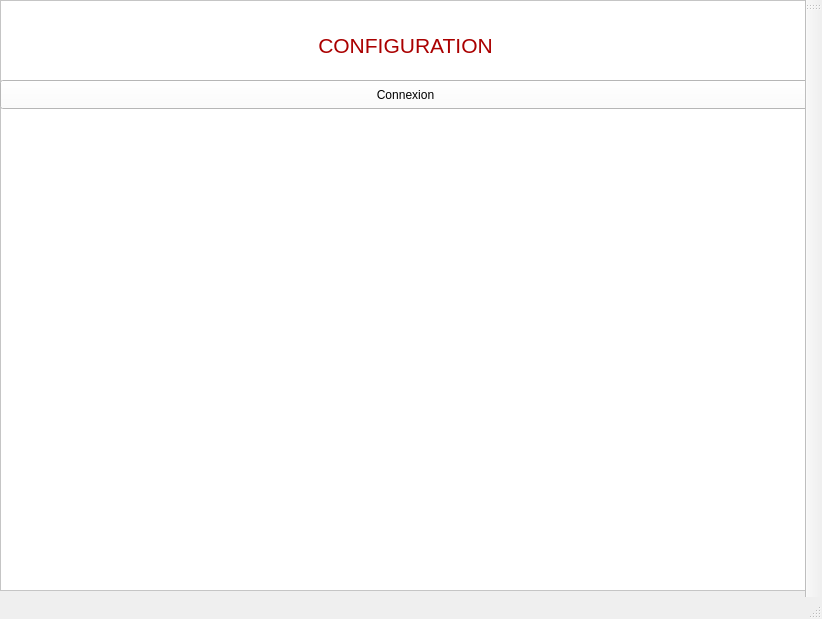
Old version of the form Application/Fenetres/MainWindow/mainwindow.ui in the repository NyleGregoryCOVARIANS/Stage_CNRS.
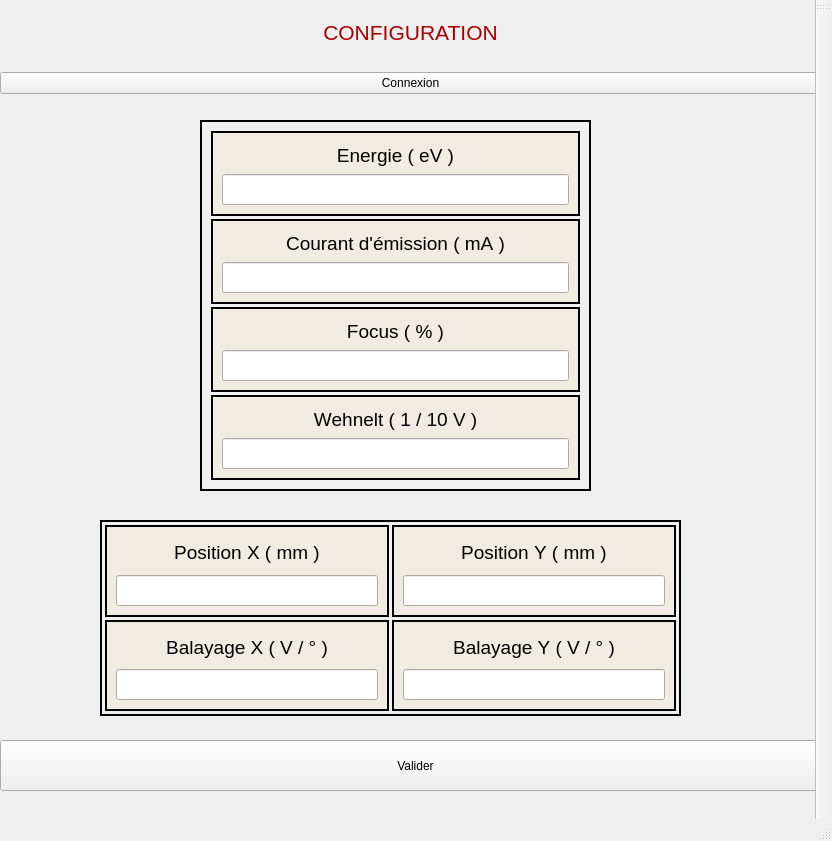
New version of the form.

What changed in the file:
```diff
--- a/Application/Fenetres/MainWindow/mainwindow.ui
+++ b/Application/Fenetres/MainWindow/mainwindow.ui
@@ -6,62 +6,1099 @@
    <rect>
     <x>0</x>
     <y>0</y>
-    <width>822</width>
-    <height>619</height>
+    <width>832</width>
+    <height>841</height>
    </rect>
   </property>
   <property name="windowTitle">
    <string>MainWindow</string>
   </property>
   <widget class="QWidget" name="centralwidget">
-   <widget class="QFrame" name="frame">
+   <widget class="QFrame" name="frame2">
+    <property name="geometry">
+     <rect>
+      <x>100</x>
+      <y>520</y>
+      <width>581</width>
+      <height>196</height>
+     </rect>
+    </property>
+    <property name="minimumSize">
+     <size>
+      <width>16</width>
+      <height>196</height>
+     </size>
+    </property>
+    <property name="palette">
+     <palette>
+      <active/>
+      <inactive/>
+      <disabled/>
+     </palette>
+    </property>
+    <property name="autoFillBackground">
+     <bool>false</bool>
+    </property>
+    <property name="frameShape">
+     <enum>QFrame::Shape::WinPanel</enum>
+    </property>
+    <property name="frameShadow">
+     <enum>QFrame::Shadow::Plain</enum>
+    </property>
+    <property name="lineWidth">
+     <number>1</number>
+    </property>
+    <property name="midLineWidth">
+     <number>0</number>
+    </property>
+    <layout class="QGridLayout">
+     <property name="margin" stdset="0">
+      <number>3</number>
+     </property>
+     <property name="spacing">
+      <number>3</number>
+     </property>
+     <item row="1" column="1">
+      <widget class="QFrame" name="frameBalayageY">
+       <property name="palette">
+        <palette>
+         <active>
+          <colorrole role="Base">
+           <brush brushstyle="SolidPattern">
+            <color alpha="255">
+             <red>255</red>
+             <green>255</green>
+             <blue>255</blue>
+            </color>
+           </brush>
+          </colorrole>
+          <colorrole role="Window">
+           <brush brushstyle="SolidPattern">
+            <color alpha="255">
+             <red>240</red>
+             <green>236</green>
+             <blue>227</blue>
+            </color>
+           </brush>
+          </colorrole>
+         </active>
+         <inactive>
+          <colorrole role="Base">
+           <brush brushstyle="SolidPattern">
+            <color alpha="255">
+             <red>255</red>
+             <green>255</green>
+             <blue>255</blue>
+            </color>
+           </brush>
+          </colorrole>
+          <colorrole role="Window">
+           <brush brushstyle="SolidPattern">
+            <color alpha="255">
+             <red>240</red>
+             <green>236</green>
+             <blue>227</blue>
+            </color>
+           </brush>
+          </colorrole>
+         </inactive>
+         <disabled>
+          <colorrole role="Base">
+           <brush brushstyle="SolidPattern">
+            <color alpha="255">
+             <red>240</red>
+             <green>236</green>
+             <blue>227</blue>
+            </color>
+           </brush>
+          </colorrole>
+          <colorrole role="Window">
+           <brush brushstyle="SolidPattern">
+            <color alpha="255">
+             <red>240</red>
+             <green>236</green>
+             <blue>227</blue>
+            </color>
+           </brush>
+          </colorrole>
+         </disabled>
+        </palette>
+       </property>
+       <property name="autoFillBackground">
+        <bool>true</bool>
+       </property>
+       <property name="frameShape">
+        <enum>QFrame::Shape::WinPanel</enum>
+       </property>
+       <property name="frameShadow">
+        <enum>QFrame::Shadow::Plain</enum>
+       </property>
+       <property name="lineWidth">
+        <number>1</number>
+       </property>
+       <layout class="QGridLayout" name="_2">
+        <property name="margin" stdset="0">
+         <number>9</number>
+        </property>
+        <property name="spacing">
+         <number>6</number>
+        </property>
+        <item row="0" column="0">
+         <widget class="QLabel" name="label_9">
+          <property name="font">
+           <font>
+            <pointsize>14</pointsize>
+            <bold>false</bold>
+            <strikeout>false</strikeout>
+            <kerning>false</kerning>
+           </font>
+          </property>
+          <property name="text">
+           <string>Balayage Y ( V / ° )</string>
+          </property>
+          <property name="alignment">
+           <set>Qt::AlignmentFlag::AlignCenter</set>
+          </property>
+         </widget>
+        </item>
+        <item row="1" column="0">
+         <widget class="QLineEdit" name="lineEdit_1_4">
+          <property name="font">
+           <font>
+            <pointsize>14</pointsize>
+            <bold>true</bold>
+            <strikeout>false</strikeout>
+            <kerning>false</kerning>
+           </font>
+          </property>
+         </widget>
+        </item>
+       </layout>
+      </widget>
+     </item>
+     <item row="0" column="1">
+      <widget class="QFrame" name="framePositionY">
+       <property name="palette">
+        <palette>
+         <active>
+          <colorrole role="Base">
+           <brush brushstyle="SolidPattern">
+            <color alpha="255">
+             <red>255</red>
+             <green>255</green>
+             <blue>255</blue>
+            </color>
+           </brush>
+          </colorrole>
+          <colorrole role="Window">
+           <brush brushstyle="SolidPattern">
+            <color alpha="255">
+             <red>240</red>
+             <green>236</green>
+             <blue>227</blue>
+            </color>
+           </brush>
+          </colorrole>
+         </active>
+         <inactive>
+          <colorrole role="Base">
+           <brush brushstyle="SolidPattern">
+            <color alpha="255">
+             <red>255</red>
+             <green>255</green>
+             <blue>255</blue>
+            </color>
+           </brush>
+          </colorrole>
+          <colorrole role="Window">
+           <brush brushstyle="SolidPattern">
+            <color alpha="255">
+             <red>240</red>
+             <green>236</green>
+             <blue>227</blue>
+            </color>
+           </brush>
+          </colorrole>
+         </inactive>
+         <disabled>
+          <colorrole role="Base">
+           <brush brushstyle="SolidPattern">
+            <color alpha="255">
+             <red>240</red>
+             <green>236</green>
+             <blue>227</blue>
+            </color>
+           </brush>
+          </colorrole>
+          <colorrole role="Window">
+           <brush brushstyle="SolidPattern">
+            <color alpha="255">
+             <red>240</red>
+             <green>236</green>
+             <blue>227</blue>
+            </color>
+           </brush>
+          </colorrole>
+         </disabled>
+        </palette>
+       </property>
+       <property name="autoFillBackground">
+        <bool>true</bool>
+       </property>
+       <property name="frameShape">
+        <enum>QFrame::Shape::WinPanel</enum>
+       </property>
+       <property name="frameShadow">
+        <enum>QFrame::Shadow::Plain</enum>
+       </property>
+       <property name="lineWidth">
+        <number>1</number>
+       </property>
+       <layout class="QGridLayout" name="_3">
+        <property name="margin" stdset="0">
+         <number>9</number>
+        </property>
+        <property name="spacing">
+         <number>6</number>
+        </property>
+        <item row="0" column="0">
+         <widget class="QLabel" name="labelPositionY">
+          <property name="font">
+           <font>
+            <pointsize>14</pointsize>
+            <bold>false</bold>
+            <strikeout>false</strikeout>
+            <kerning>false</kerning>
+           </font>
+          </property>
+          <property name="text">
+           <string>Position Y ( mm )</string>
+          </property>
+          <property name="alignment">
+           <set>Qt::AlignmentFlag::AlignCenter</set>
+          </property>
+         </widget>
+        </item>
+        <item row="1" column="0">
+         <widget class="QLineEdit" name="lineEditPositionY">
+          <property name="font">
+           <font>
+            <pointsize>14</pointsize>
+            <bold>true</bold>
+            <strikeout>false</strikeout>
+            <kerning>false</kerning>
+           </font>
+          </property>
+         </widget>
+        </item>
+       </layout>
+      </widget>
+     </item>
+     <item row="1" column="0">
+      <widget class="QFrame" name="frameBalayageX">
+       <property name="palette">
+        <palette>
+         <active>
+          <colorrole role="Base">
+           <brush brushstyle="SolidPattern">
+            <color alpha="255">
+             <red>255</red>
+             <green>255</green>
+             <blue>255</blue>
+            </color>
+           </brush>
+          </colorrole>
+          <colorrole role="Window">
+           <brush brushstyle="SolidPattern">
+            <color alpha="255">
+             <red>240</red>
+             <green>236</green>
+             <blue>227</blue>
+            </color>
+           </brush>
+          </colorrole>
+         </active>
+         <inactive>
+          <colorrole role="Base">
+           <brush brushstyle="SolidPattern">
+            <color alpha="255">
+             <red>255</red>
+             <green>255</green>
+             <blue>255</blue>
+            </color>
+           </brush>
+          </colorrole>
+          <colorrole role="Window">
+           <brush brushstyle="SolidPattern">
+            <color alpha="255">
+             <red>240</red>
+             <green>236</green>
+             <blue>227</blue>
+            </color>
+           </brush>
+          </colorrole>
+         </inactive>
+         <disabled>
+          <colorrole role="Base">
+           <brush brushstyle="SolidPattern">
+            <color alpha="255">
+             <red>240</red>
+             <green>236</green>
+             <blue>227</blue>
+            </color>
+           </brush>
+          </colorrole>
+          <colorrole role="Window">
+           <brush brushstyle="SolidPattern">
+            <color alpha="255">
+             <red>240</red>
+             <green>236</green>
+             <blue>227</blue>
+            </color>
+           </brush>
+          </colorrole>
+         </disabled>
+        </palette>
+       </property>
+       <property name="autoFillBackground">
+        <bool>true</bool>
+       </property>
+       <property name="frameShape">
+        <enum>QFrame::Shape::WinPanel</enum>
+       </property>
+       <property name="frameShadow">
+        <enum>QFrame::Shadow::Plain</enum>
+       </property>
+       <property name="lineWidth">
+        <number>1</number>
+       </property>
+       <layout class="QGridLayout" name="_4">
+        <property name="margin" stdset="0">
+         <number>9</number>
+        </property>
+        <property name="spacing">
+         <number>6</number>
+        </property>
+        <item row="0" column="0">
+         <widget class="QLabel" name="labelBalayageX">
+          <property name="font">
+           <font>
+            <pointsize>14</pointsize>
+            <bold>false</bold>
+            <strikeout>false</strikeout>
+            <kerning>false</kerning>
+           </font>
+          </property>
+          <property name="mouseTracking">
+           <bool>false</bool>
+          </property>
+          <property name="text">
+           <string>Balayage X ( V / ° )</string>
+          </property>
+          <property name="alignment">
+           <set>Qt::AlignmentFlag::AlignCenter</set>
+          </property>
+         </widget>
+        </item>
+        <item row="1" column="0">
+         <widget class="QLineEdit" name="lineEditBalayageX">
+          <property name="font">
+           <font>
+            <pointsize>14</pointsize>
+            <bold>true</bold>
+            <strikeout>false</strikeout>
+            <kerning>false</kerning>
+           </font>
+          </property>
+         </widget>
+        </item>
+       </layout>
+      </widget>
+     </item>
+     <item row="0" column="0">
+      <widget class="QFrame" name="framePositionX">
+       <property name="palette">
+        <palette>
+         <active>
+          <colorrole role="Base">
+           <brush brushstyle="SolidPattern">
+            <color alpha="255">
+             <red>255</red>
+             <green>255</green>
+             <blue>255</blue>
+            </color>
+           </brush>
+          </colorrole>
+          <colorrole role="Window">
+           <brush brushstyle="SolidPattern">
+            <color alpha="255">
+             <red>240</red>
+             <green>236</green>
+             <blue>227</blue>
+            </color>
+           </brush>
+          </colorrole>
+         </active>
+         <inactive>
+          <colorrole role="Base">
+           <brush brushstyle="SolidPattern">
+            <color alpha="255">
+             <red>255</red>
+             <green>255</green>
+             <blue>255</blue>
+            </color>
+           </brush>
+          </colorrole>
+          <colorrole role="Window">
+           <brush brushstyle="SolidPattern">
+            <color alpha="255">
+             <red>240</red>
+             <green>236</green>
+             <blue>227</blue>
+            </color>
+           </brush>
+          </colorrole>
+         </inactive>
+         <disabled>
+          <colorrole role="Base">
+           <brush brushstyle="SolidPattern">
+            <color alpha="255">
+             <red>240</red>
+             <green>236</green>
+             <blue>227</blue>
+            </color>
+           </brush>
+          </colorrole>
+          <colorrole role="Window">
+           <brush brushstyle="SolidPattern">
+            <color alpha="255">
+             <red>240</red>
+             <green>236</green>
+             <blue>227</blue>
+            </color>
+           </brush>
+          </colorrole>
+         </disabled>
+        </palette>
+       </property>
+       <property name="autoFillBackground">
+        <bool>true</bool>
+       </property>
+       <property name="frameShape">
+        <enum>QFrame::Shape::WinPanel</enum>
+       </property>
+       <property name="frameShadow">
+        <enum>QFrame::Shadow::Plain</enum>
+       </property>
+       <property name="lineWidth">
+        <number>1</number>
+       </property>
+       <layout class="QGridLayout" name="_5">
+        <property name="margin" stdset="0">
+         <number>9</number>
+        </property>
+        <property name="spacing">
+         <number>6</number>
+        </property>
+        <item row="0" column="0">
+         <widget class="QLabel" name="labelPositionX">
+          <property name="font">
+           <font>
+            <pointsize>14</pointsize>
+            <bold>false</bold>
+            <strikeout>false</strikeout>
+            <kerning>false</kerning>
+           </font>
+          </property>
+          <property name="text">
+           <string>Position X ( mm )</string>
+          </property>
+          <property name="alignment">
+           <set>Qt::AlignmentFlag::AlignCenter</set>
+          </property>
+         </widget>
+        </item>
+        <item row="1" column="0">
+         <widget class="QLineEdit" name="lineEditPositionX">
+          <property name="font">
+           <font>
+            <pointsize>14</pointsize>
+            <bold>true</bold>
+            <strikeout>false</strikeout>
+            <kerning>false</kerning>
+           </font>
+          </property>
+         </widget>
+        </item>
+       </layout>
+      </widget>
+     </item>
+    </layout>
+   </widget>
+   <widget class="QWidget" name="verticalLayoutWidget">
     <property name="geometry">
      <rect>
       <x>0</x>
       <y>0</y>
       <width>821</width>
-      <height>591</height>
+      <height>94</height>
      </rect>
+    </property>
+    <layout class="QVBoxLayout" name="Header">
+     <item>
+      <widget class="QLabel" name="label_1">
+       <property name="styleSheet">
+        <string notr="true">color: rgb(170, 0, 0);
+border-color: rgb(0, 0, 255);</string>
+       </property>
+       <property name="text">
+        <string>&lt;html&gt;&lt;head/&gt;&lt;body&gt;&lt;p align=&quot;center&quot;&gt;&lt;span style=&quot; font-size:16pt;&quot;&gt;CONFIGURATION&lt;/span&gt;&lt;/p&gt;&lt;/body&gt;&lt;/html&gt;</string>
+       </property>
+      </widget>
+     </item>
+     <item>
+      <widget class="QPushButton" name="pushButtonConnexion">
+       <property name="styleSheet">
+        <string notr="true">font: 15pt &quot;Segoe UI&quot;;</string>
+       </property>
+       <property name="text">
+        <string>Connexion</string>
+       </property>
+      </widget>
+     </item>
+    </layout>
+   </widget>
+   <widget class="QFrame" name="frame1">
+    <property name="geometry">
+     <rect>
+      <x>200</x>
+      <y>120</y>
+      <width>391</width>
+      <height>371</height>
+     </rect>
+    </property>
+    <property name="minimumSize">
+     <size>
+      <width>16</width>
+      <height>196</height>
+     </size>
+    </property>
+    <property name="palette">
+     <palette>
+      <active/>
+      <inactive/>
+      <disabled/>
+     </palette>
+    </property>
+    <property name="autoFillBackground">
+     <bool>false</bool>
     </property>
     <property name="styleSheet">
-     <string notr="true">background-color: rgb(255, 255, 255);</string>
+     <string notr="true">
+border-color: rgb(0, 0, 255);</string>
     </property>
     <property name="frameShape">
-     <enum>QFrame::Shape::StyledPanel</enum>
+     <enum>QFrame::Shape::WinPanel</enum>
     </property>
     <property name="frameShadow">
-     <enum>QFrame::Shadow::Raised</enum>
+     <enum>QFrame::Shadow::Plain</enum>
     </property>
-    <widget class="QLabel" name="label">
-     <property name="geometry">
-      <rect>
-       <x>10</x>
-       <y>10</y>
-       <width>791</width>
-       <height>71</height>
-      </rect>
+    <property name="lineWidth">
+     <number>1</number>
+    </property>
+    <property name="midLineWidth">
+     <number>0</number>
+    </property>
+    <layout class="QVBoxLayout" name="verticalLayout_2">
+     <property name="spacing">
+      <number>3</number>
      </property>
-     <property name="styleSheet">
-      <string notr="true">color: rgb(170, 0, 0);
-border-color: rgb(0, 0, 255);</string>
-     </property>
-     <property name="text">
-      <string>&lt;html&gt;&lt;head/&gt;&lt;body&gt;&lt;p align=&quot;center&quot;&gt;&lt;span style=&quot; font-size:16pt;&quot;&gt;CONFIGURATION&lt;/span&gt;&lt;/p&gt;&lt;/body&gt;&lt;/html&gt;</string>
-     </property>
-    </widget>
-    <widget class="QPushButton" name="pushButtonConnexion_2">
-     <property name="geometry">
-      <rect>
-       <x>0</x>
-       <y>80</y>
-       <width>811</width>
-       <height>29</height>
-      </rect>
-     </property>
-     <property name="text">
-      <string>Connexion</string>
-     </property>
-    </widget>
+     <item>
+      <widget class="QFrame" name="frameEnergie">
+       <property name="palette">
+        <palette>
+         <active>
+          <colorrole role="Base">
+           <brush brushstyle="SolidPattern">
+            <color alpha="255">
+             <red>255</red>
+             <green>255</green>
+             <blue>255</blue>
+            </color>
+           </brush>
+          </colorrole>
+          <colorrole role="Window">
+           <brush brushstyle="SolidPattern">
+            <color alpha="255">
+             <red>240</red>
+             <green>236</green>
+             <blue>227</blue>
+            </color>
+           </brush>
+          </colorrole>
+         </active>
+         <inactive>
+          <colorrole role="Base">
+           <brush brushstyle="SolidPattern">
+            <color alpha="255">
+             <red>255</red>
+             <green>255</green>
+             <blue>255</blue>
+            </color>
+           </brush>
+          </colorrole>
+          <colorrole role="Window">
+           <brush brushstyle="SolidPattern">
+            <color alpha="255">
+             <red>240</red>
+             <green>236</green>
+             <blue>227</blue>
+            </color>
+           </brush>
+          </colorrole>
+         </inactive>
+         <disabled>
+          <colorrole role="Base">
+           <brush brushstyle="SolidPattern">
+            <color alpha="255">
+             <red>240</red>
+             <green>236</green>
+             <blue>227</blue>
+            </color>
+           </brush>
+          </colorrole>
+          <colorrole role="Window">
+           <brush brushstyle="SolidPattern">
+            <color alpha="255">
+             <red>240</red>
+             <green>236</green>
+             <blue>227</blue>
+            </color>
+           </brush>
+          </colorrole>
+         </disabled>
+        </palette>
+       </property>
+       <property name="autoFillBackground">
+        <bool>true</bool>
+       </property>
+       <property name="frameShape">
+        <enum>QFrame::Shape::WinPanel</enum>
+       </property>
+       <property name="frameShadow">
+        <enum>QFrame::Shadow::Plain</enum>
+       </property>
+       <property name="lineWidth">
+        <number>1</number>
+       </property>
+       <layout class="QGridLayout" name="_10">
+        <property name="margin" stdset="0">
+         <number>9</number>
+        </property>
+        <property name="spacing">
+         <number>6</number>
+        </property>
+        <item row="0" column="0">
+         <widget class="QLabel" name="labelEnergie">
+          <property name="font">
+           <font>
+            <pointsize>14</pointsize>
+            <bold>false</bold>
+            <strikeout>false</strikeout>
+            <kerning>false</kerning>
+           </font>
+          </property>
+          <property name="text">
+           <string>Energie ( eV )</string>
+          </property>
+          <property name="alignment">
+           <set>Qt::AlignmentFlag::AlignCenter</set>
+          </property>
+         </widget>
+        </item>
+        <item row="1" column="0">
+         <widget class="QLineEdit" name="lineEditEnergie">
+          <property name="font">
+           <font>
+            <pointsize>14</pointsize>
+            <bold>true</bold>
+            <strikeout>false</strikeout>
+            <kerning>false</kerning>
+           </font>
+          </property>
+         </widget>
+        </item>
+       </layout>
+      </widget>
+     </item>
+     <item>
+      <widget class="QFrame" name="frameCourantEmission">
+       <property name="palette">
+        <palette>
+         <active>
+          <colorrole role="Base">
+           <brush brushstyle="SolidPattern">
+            <color alpha="255">
+             <red>255</red>
+             <green>255</green>
+             <blue>255</blue>
+            </color>
+           </brush>
+          </colorrole>
+          <colorrole role="Window">
+           <brush brushstyle="SolidPattern">
+            <color alpha="255">
+             <red>240</red>
+             <green>236</green>
+             <blue>227</blue>
+            </color>
+           </brush>
+          </colorrole>
+         </active>
+         <inactive>
+          <colorrole role="Base">
+           <brush brushstyle="SolidPattern">
+            <color alpha="255">
+             <red>255</red>
+             <green>255</green>
+             <blue>255</blue>
+            </color>
+           </brush>
+          </colorrole>
+          <colorrole role="Window">
+           <brush brushstyle="SolidPattern">
+            <color alpha="255">
+             <red>240</red>
+             <green>236</green>
+             <blue>227</blue>
+            </color>
+           </brush>
+          </colorrole>
+         </inactive>
+         <disabled>
+          <colorrole role="Base">
+           <brush brushstyle="SolidPattern">
+            <color alpha="255">
+             <red>240</red>
+             <green>236</green>
+             <blue>227</blue>
+            </color>
+           </brush>
+          </colorrole>
+          <colorrole role="Window">
+           <brush brushstyle="SolidPattern">
+            <color alpha="255">
+             <red>240</red>
+             <green>236</green>
+             <blue>227</blue>
+            </color>
+           </brush>
+          </colorrole>
+         </disabled>
+        </palette>
+       </property>
+       <property name="autoFillBackground">
+        <bool>true</bool>
+       </property>
+       <property name="frameShape">
+        <enum>QFrame::Shape::WinPanel</enum>
+       </property>
+       <property name="frameShadow">
+        <enum>QFrame::Shadow::Plain</enum>
+       </property>
+       <property name="lineWidth">
+        <number>1</number>
+       </property>
+       <layout class="QGridLayout" name="_8">
+        <property name="spacing">
+         <number>6</number>
+        </property>
+        <item row="0" column="0">
+         <widget class="QLabel" name="labelCourantEmission">
+          <property name="font">
+           <font>
+            <pointsize>14</pointsize>
+            <bold>false</bold>
+            <strikeout>false</strikeout>
+            <kerning>false</kerning>
+           </font>
+          </property>
+          <property name="text">
+           <string>Courant d'émission ( mA )</string>
+          </property>
+          <property name="alignment">
+           <set>Qt::AlignmentFlag::AlignCenter</set>
+          </property>
+         </widget>
+        </item>
+        <item row="1" column="0">
+         <widget class="QLineEdit" name="lineEditCourantEmission">
+          <property name="font">
+           <font>
+            <pointsize>14</pointsize>
+            <bold>true</bold>
+            <strikeout>false</strikeout>
+            <kerning>false</kerning>
+           </font>
+          </property>
+         </widget>
+        </item>
+       </layout>
+      </widget>
+     </item>
+     <item>
+      <widget class="QFrame" name="frameFocus">
+       <property name="palette">
+        <palette>
+         <active>
+          <colorrole role="Base">
+           <brush brushstyle="SolidPattern">
+            <color alpha="255">
+             <red>255</red>
+             <green>255</green>
+             <blue>255</blue>
+            </color>
+           </brush>
+          </colorrole>
+          <colorrole role="Window">
+           <brush brushstyle="SolidPattern">
+            <color alpha="255">
+             <red>240</red>
+             <green>236</green>
+             <blue>227</blue>
+            </color>
+           </brush>
+          </colorrole>
+         </active>
+         <inactive>
+          <colorrole role="Base">
+           <brush brushstyle="SolidPattern">
+            <color alpha="255">
+             <red>255</red>
+             <green>255</green>
+             <blue>255</blue>
+            </color>
+           </brush>
+          </colorrole>
+          <colorrole role="Window">
+           <brush brushstyle="SolidPattern">
+            <color alpha="255">
+             <red>240</red>
+             <green>236</green>
+             <blue>227</blue>
+            </color>
+           </brush>
+          </colorrole>
+         </inactive>
+         <disabled>
+          <colorrole role="Base">
+           <brush brushstyle="SolidPattern">
+            <color alpha="255">
+             <red>240</red>
+             <green>236</green>
+             <blue>227</blue>
+            </color>
+           </brush>
+          </colorrole>
+          <colorrole role="Window">
+           <brush brushstyle="SolidPattern">
+            <color alpha="255">
+             <red>240</red>
+             <green>236</green>
+             <blue>227</blue>
+            </color>
+           </brush>
+          </colorrole>
+         </disabled>
+        </palette>
+       </property>
+       <property name="autoFillBackground">
+        <bool>true</bool>
+       </property>
+       <property name="frameShape">
+        <enum>QFrame::Shape::WinPanel</enum>
+       </property>
+       <property name="frameShadow">
+        <enum>QFrame::Shadow::Plain</enum>
+       </property>
+       <property name="lineWidth">
+        <number>1</number>
+       </property>
+       <layout class="QGridLayout" name="_9">
+        <property name="margin" stdset="0">
+         <number>9</number>
+        </property>
+        <property name="spacing">
+         <number>6</number>
+        </property>
+        <item row="0" column="0">
+         <widget class="QLabel" name="labelFocus">
+          <property name="font">
+           <font>
+            <pointsize>14</pointsize>
+            <bold>false</bold>
+            <strikeout>false</strikeout>
+            <kerning>false</kerning>
+           </font>
+          </property>
+          <property name="mouseTracking">
+           <bool>false</bool>
+          </property>
+          <property name="text">
+           <string>Focus ( % )</string>
+          </property>
+          <property name="alignment">
+           <set>Qt::AlignmentFlag::AlignCenter</set>
+          </property>
+         </widget>
+        </item>
+        <item row="1" column="0">
+         <widget class="QLineEdit" name="lineEditFocus">
+          <property name="font">
+           <font>
+            <pointsize>14</pointsize>
+            <bold>true</bold>
+            <strikeout>false</strikeout>
+            <kerning>false</kerning>
+           </font>
+          </property>
+         </widget>
+        </item>
+       </layout>
+      </widget>
+     </item>
+     <item>
+      <widget class="QFrame" name="frameWehnelt">
+       <property name="palette">
+        <palette>
+         <active>
+          <colorrole role="Base">
+           <brush brushstyle="SolidPattern">
+            <color alpha="255">
+             <red>255</red>
+             <green>255</green>
+             <blue>255</blue>
+            </color>
+           </brush>
+          </colorrole>
+          <colorrole role="Window">
+           <brush brushstyle="SolidPattern">
+            <color alpha="255">
+             <red>240</red>
+             <green>236</green>
+             <blue>227</blue>
+            </color>
+           </brush>
+          </colorrole>
+         </active>
+         <inactive>
+          <colorrole role="Base">
+           <brush brushstyle="SolidPattern">
+            <color alpha="255">
+             <red>255</red>
+             <green>255</green>
+             <blue>255</blue>
+            </color>
+           </brush>
+          </colorrole>
+          <colorrole role="Window">
+           <brush brushstyle="SolidPattern">
+            <color alpha="255">
+             <red>240</red>
+             <green>236</green>
+             <blue>227</blue>
+            </color>
+           </brush>
+          </colorrole>
+         </inactive>
+         <disabled>
+          <colorrole role="Base">
+           <brush brushstyle="SolidPattern">
+            <color alpha="255">
+             <red>240</red>
+             <green>236</green>
+             <blue>227</blue>
+            </color>
+           </brush>
+          </colorrole>
+          <colorrole role="Window">
+           <brush brushstyle="SolidPattern">
+            <color alpha="255">
+             <red>240</red>
+             <green>236</green>
+             <blue>227</blue>
+            </color>
+           </brush>
+          </colorrole>
+         </disabled>
+        </palette>
+       </property>
+       <property name="autoFillBackground">
+        <bool>true</bool>
+       </property>
+       <property name="frameShape">
+        <enum>QFrame::Shape::WinPanel</enum>
+       </property>
+       <property name="frameShadow">
+        <enum>QFrame::Shadow::Plain</enum>
+       </property>
+       <property name="lineWidth">
+        <number>1</number>
+       </property>
+       <layout class="QGridLayout" name="_7">
+        <property name="spacing">
+         <number>6</number>
+        </property>
+        <item row="2" column="0">
+         <widget class="QLineEdit" name="lineEdiWehnelt">
+          <property name="font">
+           <font>
+            <pointsize>14</pointsize>
+            <bold>true</bold>
+            <strikeout>false</strikeout>
+            <kerning>false</kerning>
+           </font>
+          </property>
+         </widget>
+        </item>
+        <item row="1" column="0">
+         <widget class="QLabel" name="labelWehnelt">
+          <property name="font">
+           <font>
+            <pointsize>14</pointsize>
+            <bold>false</bold>
+            <strikeout>false</strikeout>
+            <kerning>false</kerning>
+           </font>
+          </property>
+          <property name="text">
+           <string>Wehnelt ( 1 / 10 V )</string>
+          </property>
+          <property name="alignment">
+           <set>Qt::AlignmentFlag::AlignCenter</set>
+          </property>
+         </widget>
+        </item>
+       </layout>
+      </widget>
+     </item>
+    </layout>
+   </widget>
+   <widget class="QPushButton" name="ValidatePushButton">
+    <property name="geometry">
+     <rect>
+      <x>0</x>
+      <y>740</y>
+      <width>831</width>
+      <height>51</height>
+     </rect>
+    </property>
+    <property name="styleSheet">
+     <string notr="true">font: 15pt &quot;Segoe UI&quot;;</string>
+    </property>
+    <property name="text">
+     <string>Valider</string>
+    </property>
    </widget>
   </widget>
   <widget class="QMenuBar" name="menubar">
@@ -74,7 +1111,6 @@
     </rect>
    </property>
   </widget>
-  <widget class="QStatusBar" name="statusbar"/>
   <widget class="QToolBar" name="toolBar">
    <property name="windowTitle">
     <string>toolBar</string>
@@ -86,6 +1122,7 @@
     <bool>false</bool>
    </attribute>
   </widget>
+  <widget class="QStatusBar" name="statusbar"/>
  </widget>
  <resources/>
  <connections/>
```
Left out of the diff: 2 changed lines with no effect on the pictures.
